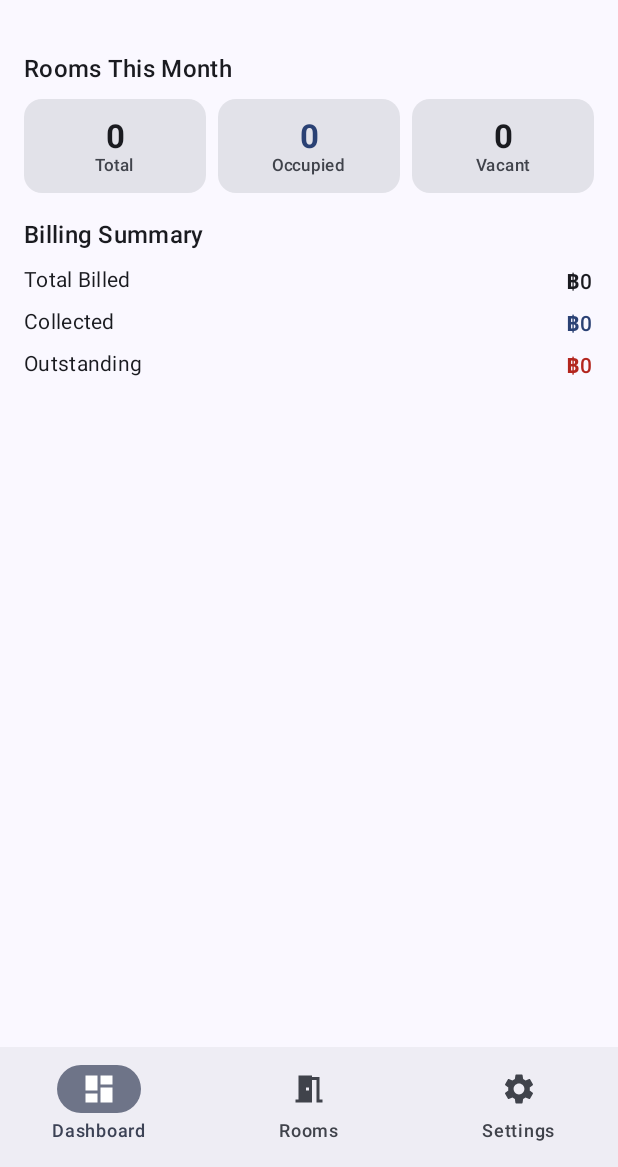
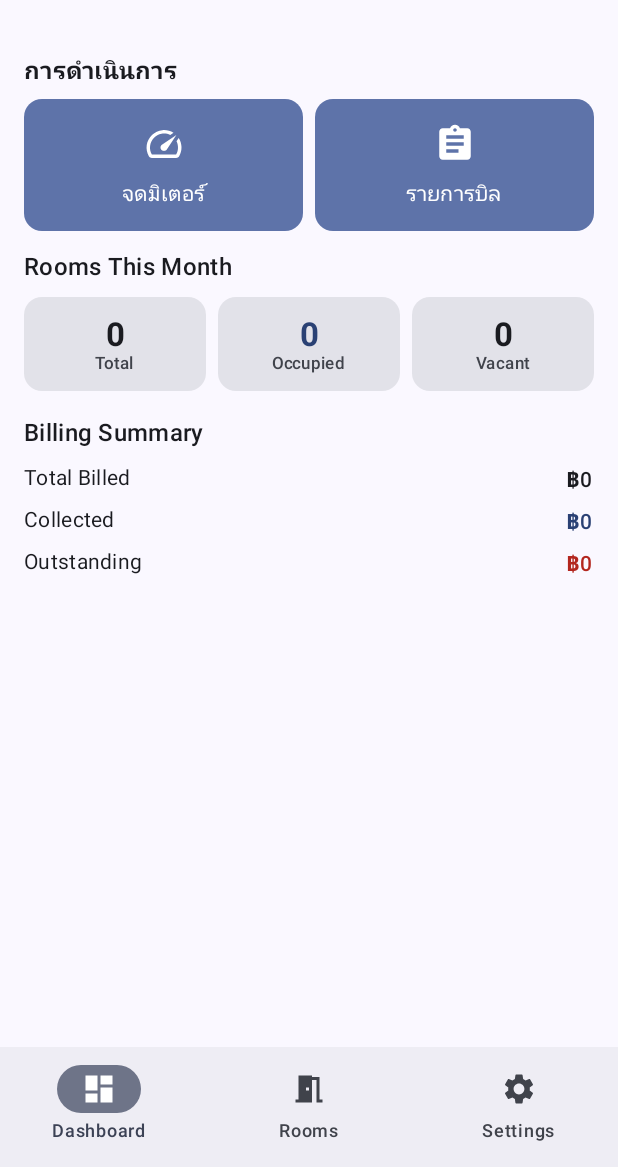
Before and after one commit to thongorn77/pryecode-iapartment, an Android app built with Jetpack Compose: the DashboardScreen screen opened through its navigation route, on a phone screen of 412 x 824 dp, the part 69-1236 px from its top. Run offline under Robolectric (Android 15) with nearby library versions, the phone set to English and light mode, and no system bars; our stand-ins replace Dagger/Hilt's generated code, Room's generated code.

Commit message:
feat: add Quick Actions (จดมิเตอร์ + รายการบิล) on Dashboard
Co-Authored-By: Claude Sonnet 4.6 <noreply@anthropic.com>

```diff
--- a/app/src/main/java/com/dormhub/app/ui/dashboard/DashboardScreen.kt
+++ b/app/src/main/java/com/dormhub/app/ui/dashboard/DashboardScreen.kt
@@ -7,16 +7,20 @@
  */
 package com.dormhub.app.ui.dashboard
 
+import androidx.compose.foundation.clickable
 import androidx.compose.foundation.layout.*
 import androidx.compose.foundation.lazy.LazyColumn
 import androidx.compose.foundation.lazy.items
 import androidx.compose.material.icons.Icons
+import androidx.compose.material.icons.filled.Assignment
+import androidx.compose.material.icons.filled.Speed
 import androidx.compose.material.icons.filled.Warning
 import androidx.compose.material3.*
 import androidx.compose.runtime.Composable
 import androidx.compose.runtime.getValue
 import androidx.compose.ui.Alignment
 import androidx.compose.ui.Modifier
+import androidx.compose.ui.graphics.vector.ImageVector
 import androidx.compose.ui.res.stringResource
 import androidx.compose.ui.text.font.FontWeight
 import androidx.compose.ui.unit.dp
@@ -24,6 +28,7 @@ import androidx.hilt.navigation.compose.hiltViewModel
 import androidx.lifecycle.compose.collectAsStateWithLifecycle
 import androidx.navigation.NavController
 import com.dormhub.app.R
+import com.dormhub.app.ui.navigation.Screen
 import java.text.NumberFormat
 import java.util.Locale
 
@@ -48,6 +53,29 @@ fun DashboardScreen(
             contentPadding = PaddingValues(16.dp),
             verticalArrangement = Arrangement.spacedBy(12.dp)
         ) {
+            // Quick Actions
+            if (state.currentYearMonth > 0) {
+                item {
+                    Text("การดำเนินการ",
+                         style = MaterialTheme.typography.titleMedium, fontWeight = FontWeight.SemiBold)
+                    Spacer(Modifier.height(8.dp))
+                    Row(horizontalArrangement = Arrangement.spacedBy(8.dp)) {
+                        ActionCard(
+                            label = "จดมิเตอร์",
+                            icon = Icons.Default.Speed,
+                            modifier = Modifier.weight(1f),
+                            onClick = { navController.navigate(Screen.MeterEntry.withYearMonth(state.currentYearMonth)) }
+                        )
+                        ActionCard(
+                            label = "รายการบิล",
+                            icon = Icons.Default.Assignment,
+                            modifier = Modifier.weight(1f),
+                            onClick = { navController.navigate(Screen.BillList.withYearMonth(state.currentYearMonth)) }
+                        )
+                    }
+                }
+            }
+
             // สรุปห้องพัก
             item {
                 Text(stringResource(R.string.section_room_summary),
@@ -106,6 +134,31 @@ fun DashboardScreen(
 }
 
 @Composable
+private fun ActionCard(
+    label: String,
+    icon: ImageVector,
+    onClick: () -> Unit,
+    modifier: Modifier = Modifier,
+) {
+    Card(
+        modifier = modifier.clickable(onClick = onClick),
+        colors = CardDefaults.cardColors(containerColor = MaterialTheme.colorScheme.primaryContainer)
+    ) {
+        Column(
+            modifier = Modifier.padding(16.dp).fillMaxWidth(),
+            horizontalAlignment = Alignment.CenterHorizontally,
+            verticalArrangement = Arrangement.spacedBy(8.dp)
+        ) {
+            Icon(icon, contentDescription = null,
+                 tint = MaterialTheme.colorScheme.onPrimaryContainer,
+                 modifier = Modifier.size(28.dp))
+            Text(label, style = MaterialTheme.typography.labelLarge,
+                 color = MaterialTheme.colorScheme.onPrimaryContainer)
+        }
+    }
+}
+
+@Composable
 private fun StatCard(
     label: String,
     value: String,
```
